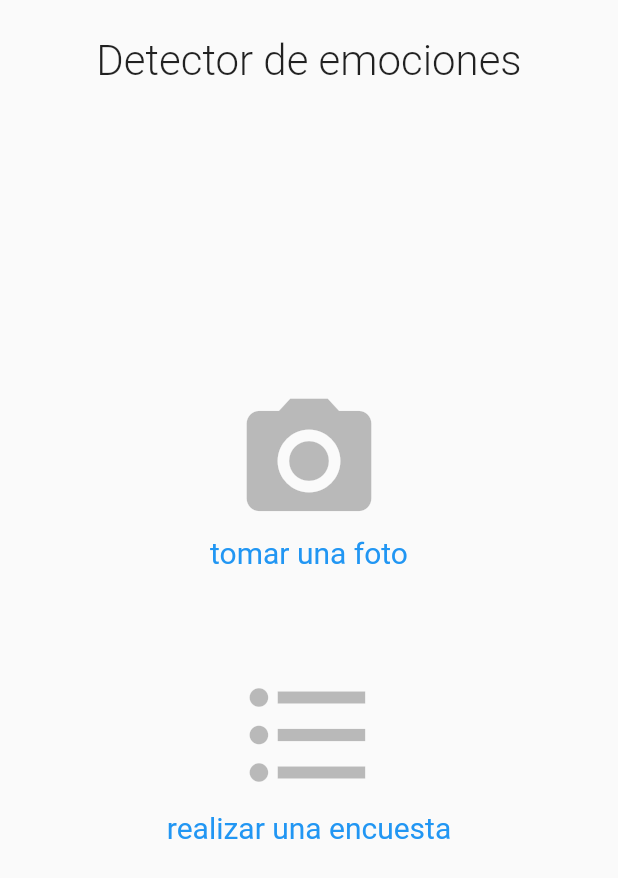
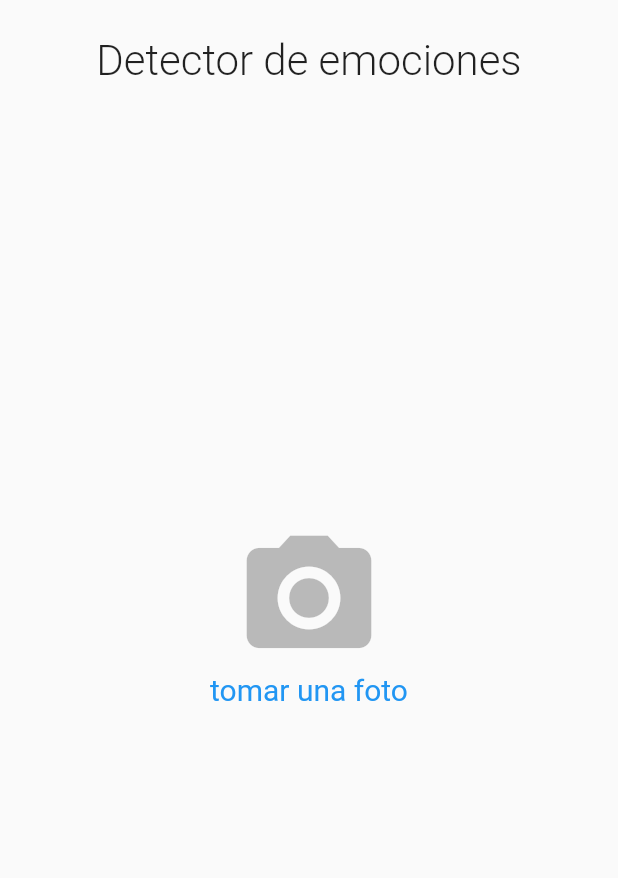
Before and after one commit to Alvardud/machine_learning_proyect_IO2019, a Flutter app: the screen it shows after launch, on a phone screen of 412 x 824 dp. Shown: the top 878 px of the screen. Run offline on Flutter 3.47's test engine with Material 2 defaults, Android fonts, the phone set to English and light mode, and no system bars; our stand-ins replace image_picker.

Commit message:
remove icon 'encuesta'

```diff
--- a/demo/lib/widgets/custom.dart
+++ b/demo/lib/widgets/custom.dart
@@ -131,17 +131,6 @@ class _ContenidoState extends State<Contenido> {
                     cadenas.foto,
                     style: TextStyle(color: colores.botonPhoto, fontSize: 20.0),
                   ),
-                  Padding(
-                    padding: const EdgeInsets.symmetric(vertical: 30.0),
-                  ),
-                  const Icon(Icons.format_list_bulleted,
-                      size: 100.0, color: colores.border
-                  ),
-                  const Text(
-                    cadenas.encuesta,
-                    style: TextStyle(color: colores.botonPhoto, fontSize: 20.0),
-                  ),
-
                 ],
               ),
             ),
```
